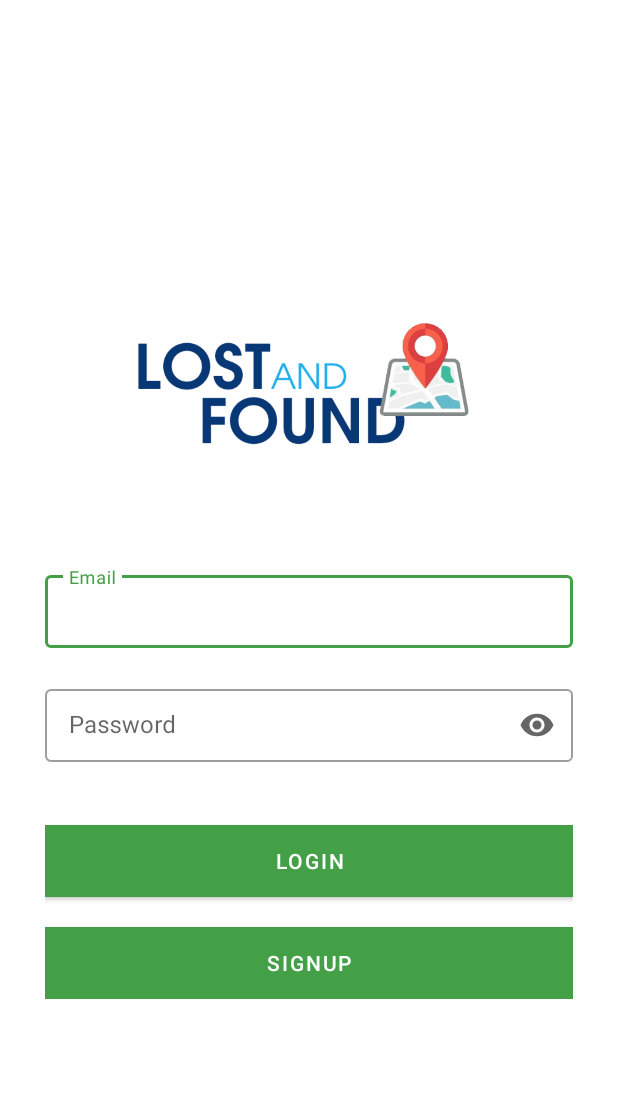
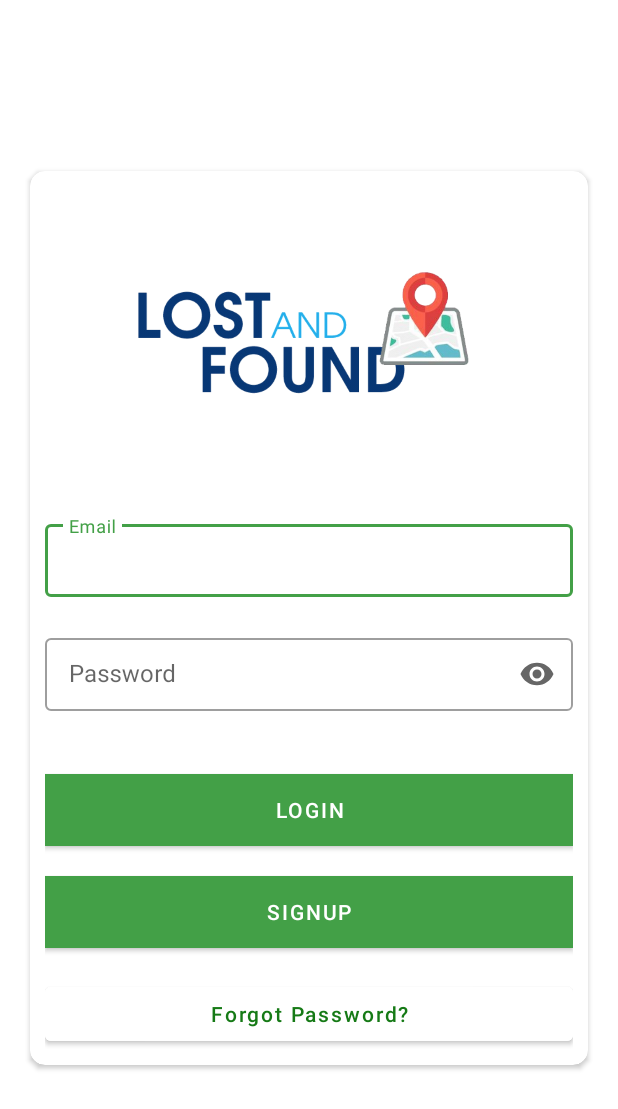
Before and after one commit to ashishranjan6951997/NewLostAndFound, an Android app: the screen it shows after launch (AuthenticateActivity), on a phone screen of 412 x 824 dp. Shown: the top 1109 px of the screen. Run offline under Robolectric (Android 15) with nearby library versions, the phone set to English and light mode, and no system bars; our stand-ins replace Firebase (no records; nobody signed in at launch, a user with empty details on screens opened directly).

Commit message:
forget password fixed

```diff
--- a/app/src/main/java/com/example/lostandfound/View/Authentication/LoginFragment.java
+++ b/app/src/main/java/com/example/lostandfound/View/Authentication/LoginFragment.java
@@ -6,6 +6,7 @@
 import android.view.ViewGroup;
 import android.widget.Button;
 import android.widget.EditText;
+import android.widget.Toast;
 
 import androidx.annotation.NonNull;
 import androidx.annotation.Nullable;
@@ -25,7 +26,9 @@
     EditText editpass;
     Button btnlogin;
     Button btnSignup;
+    Button btnForgetPassword;
     AuthenticateController controller;
+    String emailAddress;
 
     @Nullable
     @Override
@@ -40,12 +43,12 @@
     }
     private void initUI()
     {
-
+        emailAddress="";
         editemail=rootView.findViewById(R.id.email);
         editpass=rootView.findViewById(R.id.password);
         btnlogin=rootView.findViewById(R.id.login);
         btnSignup=rootView.findViewById(R.id.SignUp);
-
+        btnForgetPassword = rootView.findViewById(R.id.forget_password);
 
         btnSignup.setOnClickListener(new View.OnClickListener() {
             @Override
@@ -64,11 +67,30 @@
                 String emailText = editemail.getText().toString();
                 String passwordText = editpass.getText().toString();
 
+
+
                 String cred[] = {emailText,passwordText};
 
                 controller = new AuthenticateController(getActivity(),cred);
                 controller.login();
             }
         });
+
+        btnForgetPassword.setOnClickListener(new View.OnClickListener() {
+            @Override
+            public void onClick(View v) {
+
+                emailAddress = editemail.getText().toString();
+
+                if(emailAddress.equals((""))){
+                    Toast.makeText(getActivity(),"Please add email id",Toast.LENGTH_LONG).show();
+                }
+                else
+                {
+                    controller = new AuthenticateController(getActivity(),emailAddress);
+                    controller.forgetPassword();
+                }
+            }
+        });
     }
 }
--- a/app/src/main/res/layout/login_fragment.xml
+++ b/app/src/main/res/layout/login_fragment.xml
@@ -65,4 +65,16 @@
         android:text="SignUp"
         android:textColor="@android:color/white" />
 
+
+    <Button
+        android:id="@+id/forget_password"
+        android:layout_width="fill_parent"
+        android:layout_height="wrap_content"
+        android:layout_marginTop="20dip"
+        android:text="Forgot Password?"
+        android:textAllCaps="false"
+        android:background="@null"
+        android:backgroundTint="#fff"
+        android:textColor="@color/buttonBackgroundColor" />
+
 </LinearLayout>
--- a/app/src/main/res/layout/message_card_layout.xml
+++ b/app/src/main/res/layout/message_card_layout.xml
@@ -2,7 +2,7 @@
 <LinearLayout xmlns:android="http://schemas.android.com/apk/res/android"
     xmlns:tools="http://schemas.android.com/tools"
     android:layout_width="match_parent"
-    android:layout_height="match_parent"
+    android:layout_height="wrap_content"
     android:orientation="vertical">
 
     <androidx.cardview.widget.CardView xmlns:card_view="http://schemas.android.com/apk/res-auto"
@@ -22,7 +22,8 @@
             android:background="#ffff"
             android:orientation="horizontal">
 
-            <de.hdodenhof.circleimageview.CircleImageView xmlns:app="http://schemas.android.com/apk/res-auto"
+            <de.hdodenhof.circleimageview.CircleImageView
+                xmlns:app="http://schemas.android.com/apk/res-auto"
                 android:id="@+id/imageView"
                 android:layout_width="61dp"
                 android:layout_height="61dp"
```
Also changed, not shown: app/src/main/java/com/example/lostandfound/Controller/Authentication/AuthenticateController.java (+19 -0 lines), app/src/main/java/com/example/lostandfound/Controller/CardController/CardController.java (+24 -20 lines), app/src/main/java/com/example/lostandfound/Model/ChatDataSaveModels/ChatKeySaveModel.java (+12 -15 lines), app/src/main/java/com/example/lostandfound/Model/DatabaseForMatchFragment/FragmentDatabaseModel.java (+18 -12 lines), app/src/main/java/com/example/lostandfound/OnItemClickInterface.java (added, +8 -0 lines), app/src/main/java/com/example/lostandfound/View/Adapter/MessageAdapter.java (+19 -8 lines), app/src/main/java/com/example/lostandfound/View/SecondUi/MessageFragment.java (+49 -48 lines), app/src/main/res/layout/message_fragment.xml (+9 -2 lines).
